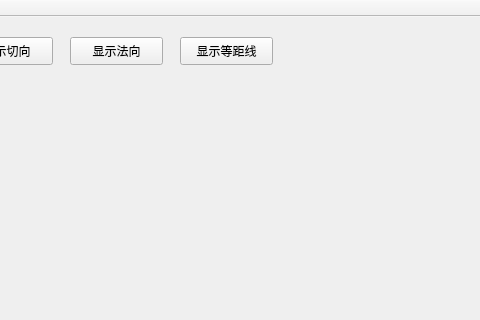
First picture: the form in EquiDistanceNurbs/EquiDistanceNurbs.ui, repository windless1015/EquiDistanceNurbs, before the edit; both pictures show x 270 to 750 and y 0 to 320 of the 1172 by 820 pixel window.
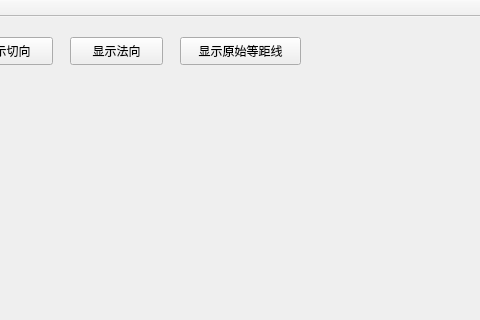
Second picture: the form after the edit.

What changed in the file:
```diff
--- a/EquiDistanceNurbs/EquiDistanceNurbs.ui
+++ b/EquiDistanceNurbs/EquiDistanceNurbs.ui
@@ -19,12 +19,12 @@
      <rect>
       <x>450</x>
       <y>20</y>
-      <width>93</width>
+      <width>121</width>
       <height>28</height>
      </rect>
     </property>
     <property name="text">
-     <string>显示等距线</string>
+     <string>显示原始等距线</string>
     </property>
    </widget>
    <widget class="QPushButton" name="btnDisplayNorm">
```
Left out of the diff: 2 changed lines with no effect on the pictures.
